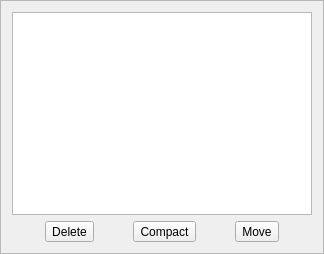
Old version of the form gat/src/guardians/gui/disk.ui in the repository matheusgr/guardians.
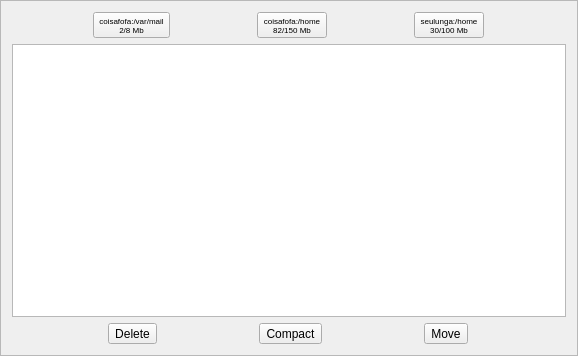
New version of the form.

Commit message: Removed Quota from interface.

```diff
--- a/gat/src/guardians/gui/disk.ui
+++ b/gat/src/guardians/gui/disk.ui
@@ -5,8 +5,8 @@
    <rect>
     <x>0</x>
     <y>0</y>
-    <width>324</width>
-    <height>254</height>
+    <width>578</width>
+    <height>356</height>
    </rect>
   </property>
   <property name="windowTitle" >
@@ -18,9 +18,62 @@
   <property name="frameShadow" >
    <enum>QFrame::Raised</enum>
   </property>
-  <layout class="QGridLayout" name="gridLayout" >
-   <item row="1" column="0" >
-    <layout class="QVBoxLayout" name="verticalLayout" >
+  <layout class="QVBoxLayout" name="verticalLayout" >
+   <item>
+    <layout class="QHBoxLayout" name="quotaLayout" >
+     <item>
+      <widget class="QToolButton" name="toolButton_5" >
+       <property name="font" >
+        <font>
+         <pointsize>6</pointsize>
+        </font>
+       </property>
+       <property name="text" >
+        <string>coisafofa:/var/mail
+2/8 Mb</string>
+       </property>
+      </widget>
+     </item>
+     <item>
+      <widget class="QToolButton" name="toolButton_4" >
+       <property name="font" >
+        <font>
+         <pointsize>6</pointsize>
+        </font>
+       </property>
+       <property name="text" >
+        <string>coisafofa:/home
+82/150 Mb</string>
+       </property>
+      </widget>
+     </item>
+     <item>
+      <widget class="QToolButton" name="toolButton_6" >
+       <property name="font" >
+        <font>
+         <pointsize>6</pointsize>
+        </font>
+       </property>
+       <property name="text" >
+        <string>seulunga:/home
+30/100 Mb</string>
+       </property>
+      </widget>
+     </item>
+    </layout>
+   </item>
+   <item>
+    <layout class="QVBoxLayout" name="verticalLayout_2" >
+     <item>
+      <widget class="QTreeView" name="diskTreeView" >
+       <property name="selectionMode" >
+        <enum>QAbstractItemView::ExtendedSelection</enum>
+       </property>
+       <property name="sortingEnabled" >
+        <bool>true</bool>
+       </property>
+      </widget>
+     </item>
      <item>
       <layout class="QHBoxLayout" name="horizontalLayout" >
        <item>
@@ -48,16 +101,6 @@
      </item>
     </layout>
    </item>
-   <item row="0" column="0" >
-    <widget class="QTreeView" name="treeView" >
-     <property name="selectionMode" >
-      <enum>QAbstractItemView::ExtendedSelection</enum>
-     </property>
-     <property name="sortingEnabled" >
-      <bool>true</bool>
-     </property>
-    </widget>
-   </item>
   </layout>
  </widget>
  <resources/>
```
Left out of the diff: 6 changed lines with no effect on the pictures. The commit also changes 5 other files.
